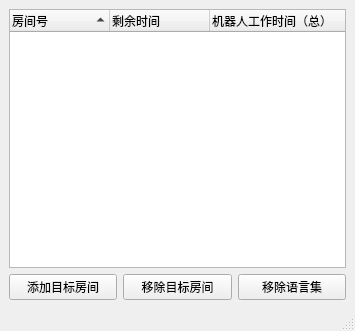
Before: the Qt Designer form target_room_edit_window_form.ui in kingyy2013/autobot, drawn with Qt 5.
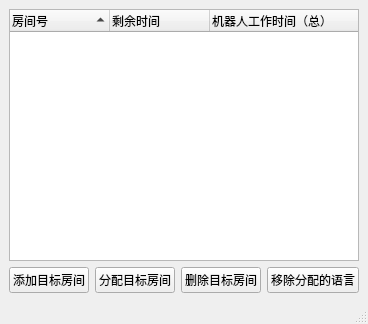
After: the same form once the commit is applied.

Commit message: Fixed accounts/room assignment after the refactor.

Diff of the .ui file:
```diff
--- a/target_room_edit_window_form.ui
+++ b/target_room_edit_window_form.ui
@@ -6,8 +6,8 @@
    <rect>
     <x>0</x>
     <y>0</y>
-    <width>355</width>
-    <height>331</height>
+    <width>365</width>
+    <height>324</height>
    </rect>
   </property>
   <property name="windowTitle">
@@ -15,29 +15,8 @@
   </property>
   <widget class="QWidget" name="centralwidget">
    <layout class="QGridLayout" name="gridLayout">
-    <item row="1" column="0">
-     <widget class="QPushButton" name="pushButton_add_target">
-      <property name="text">
-       <string>添加目标房间</string>
-      </property>
-     </widget>
-    </item>
-    <item row="1" column="1">
-     <widget class="QPushButton" name="pushButton_remove_target">
-      <property name="text">
-       <string>移除目标房间</string>
-      </property>
-     </widget>
-    </item>
-    <item row="1" column="2">
-     <widget class="QPushButton" name="pushButton_remove_target_2">
-      <property name="text">
-       <string>移除语言集</string>
-      </property>
-     </widget>
-    </item>
-    <item row="0" column="0" colspan="3">
-     <widget class="QTreeWidget" name="treeWidget_targets">
+    <item row="0" column="0" colspan="4">
+     <widget class="QTreeWidget" name="treeWidget_rooms">
       <property name="selectionMode">
        <enum>QAbstractItemView::ExtendedSelection</enum>
       </property>
@@ -61,6 +40,34 @@
       </column>
      </widget>
     </item>
+    <item row="1" column="0">
+     <widget class="QPushButton" name="pushButton_add_room">
+      <property name="text">
+       <string>添加目标房间</string>
+      </property>
+     </widget>
+    </item>
+    <item row="1" column="1">
+     <widget class="QPushButton" name="pushButton_set_room">
+      <property name="text">
+       <string>分配目标房间</string>
+      </property>
+     </widget>
+    </item>
+    <item row="1" column="2">
+     <widget class="QPushButton" name="pushButton_remove_room">
+      <property name="text">
+       <string>删除目标房间</string>
+      </property>
+     </widget>
+    </item>
+    <item row="1" column="3">
+     <widget class="QPushButton" name="pushButton_remove_speech">
+      <property name="text">
+       <string>移除分配的语言</string>
+      </property>
+     </widget>
+    </item>
    </layout>
   </widget>
   <widget class="QMenuBar" name="menubar">
```
Left out of the diff: 2 changed lines with no effect on the pictures. The commit also changes 9 other files.
